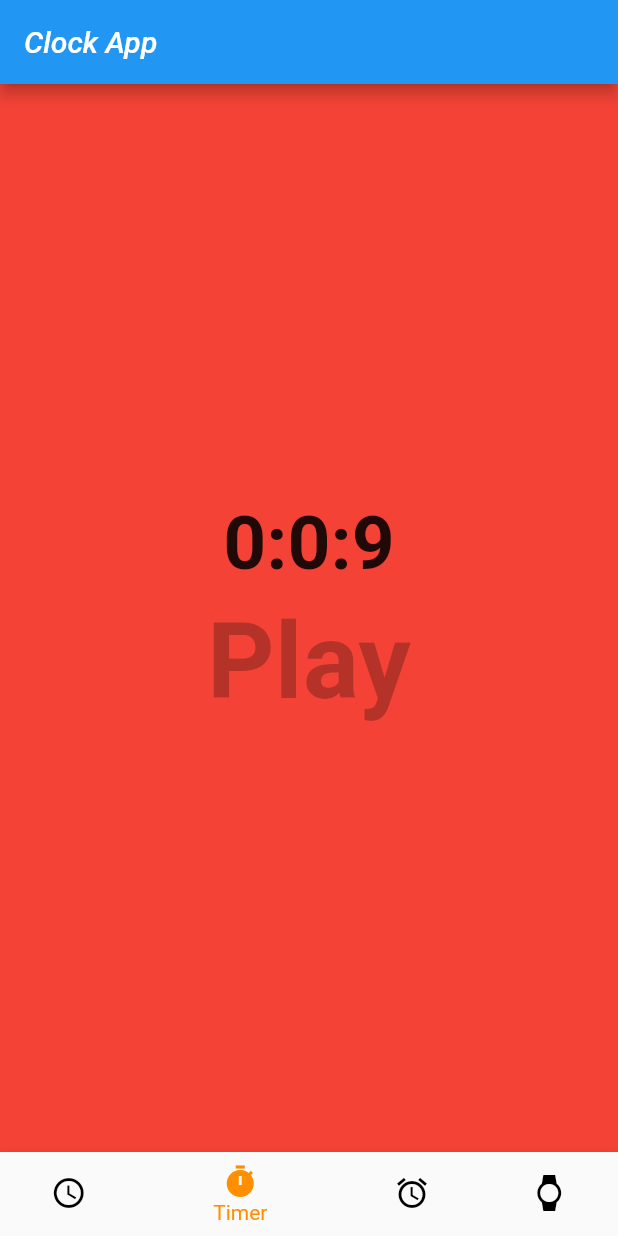
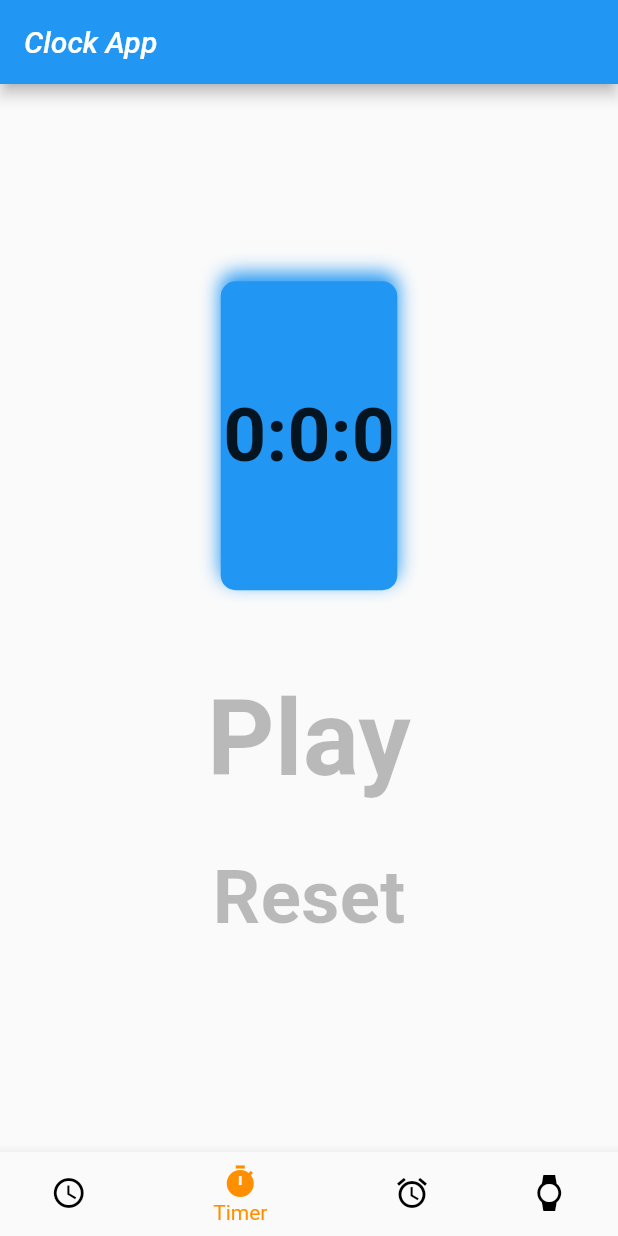
Before and after one commit to satyavaishnavi5/ClockApp, a Flutter app: the screen it shows after launch, item 2 of the bottom bar chosen, after a tap on "Pause", on a phone screen of 412 x 824 dp. Run offline on Flutter 3.47's test engine with Material 2 defaults, Android fonts, the phone set to English and light mode, and no system bars; our stand-ins replace audioplayers, get.

Commit message:
UI changes

```diff
--- a/lib/clockController.dart
+++ b/lib/clockController.dart
@@ -13,25 +13,48 @@ class ClockController extends GetxController {
   var currentmin = 0.obs;
   var currenthour = 0.obs;
   static const tone = 'assets/audio/sec.mpeg';
+  //Intial states of text buttons
 bool pausetimer = false;
-  timerIncrement() async{
+bool playtimer = false;
+bool reset = false;
+timerIncrement() async{
     // int result = await audioPlayer.play(tone, isLocal: true);
     systemsec.value = DateTime.now().second;
     systemmin.value = DateTime.now().minute;
     systemhour.value = DateTime.now().hour;
+    if(reset == true){
+      playtimer = false;
+      currentsec.value = 0;
+      currentmin.value = 0;
+      currenthour.value = 0;
+
+    }
+
+    // Functionality of Play and Pause button.(When clicked on Pause, timer stops)
    if(pausetimer == false)
+     // when min reaches 59, hour is updated as 1 for next second.
     if (currentsec == 60 && currentmin == 59) {
       // this will execute when min will reach 60.
       currenthour.value += 1;
       currentsec.value = 0;
       currentmin.value = 0;
-    } else {
+    }
+   // this ' else' is for min and sec
+     else {
+      //when sec reach 60, min is updated as 1.
       if (currentsec == 60) {
         currentsec.value = 0;
         currentmin.value += 1;
-      } else {
-        // int result = await audioPlayer.play(tone, isLocal: true);
-        currentsec.value += 1;
+      }
+      // this ' else' is for sec only.
+      else {
+              // int result = await audioPlayer.play(tone, isLocal: true);
+              // currentsec.value += 1;
+        // Initial timer to be 0
+        if(playtimer == true)
+          {
+            currentsec.value += 1;
+          }
       }
     }
   }
--- a/lib/clock_main.dart
+++ b/lib/clock_main.dart
@@ -15,9 +15,20 @@ class _ClockMainState extends State<ClockMain> {
   @override
   Widget build(BuildContext context) {
     return Scaffold(
-      body: Obx(() => Container(
-            color: clock.currentsec.isEven ? Colors.blueGrey : Colors.black54,
-            width: MediaQuery.of(context).size.width,
+      body: Obx(() => Center(
+        child: Container(
+              // color: clock.currentsec.isEven ? Colors.blueGrey : Colors.black54,
+          decoration: BoxDecoration(
+              borderRadius: BorderRadius.all(Radius.circular(10)), //here
+              color: Theme.of(context).primaryColor,
+              boxShadow: [
+                BoxShadow(
+                    color: Theme.of(context).primaryColor,
+                    offset: Offset(0, -5),
+                    blurRadius: 10.0)
+              ]),
+              width: MediaQuery.of(context).size.width/3,
+              height: MediaQuery.of(context).size.height/4,
               child: Column(
                 mainAxisAlignment: MainAxisAlignment.center,
                 crossAxisAlignment: CrossAxisAlignment.center,
@@ -29,6 +40,7 @@ class _ClockMainState extends State<ClockMain> {
                   ),
                 ],
               ),
+            ),
       )),
     );
   }
--- a/lib/timer.dart
+++ b/lib/timer.dart
@@ -15,30 +15,62 @@ class _TimerState extends State<Timer> {
   Widget build(BuildContext context) {
     return Scaffold(
       body: Obx(() => Container(
-        color: clock.currentsec.isEven ? Colors.green : Colors.red,
+            // color: clock.currentsec.isEven ? Colors.green : Colors.red,
             width: MediaQuery.of(context).size.width,
             child: Column(
               mainAxisAlignment: MainAxisAlignment.center,
               crossAxisAlignment: CrossAxisAlignment.center,
               children: [
-
                 // Text(
                 //   '${clock.systemhour}:${clock.systemmin}:${clock.systemsec}',
                 //   style: TextStyle(fontWeight: FontWeight.bold, fontSize: 50),
                 // ),
-            Text(
+                Container(
+                  width: MediaQuery.of(context).size.width/3.5,
+                  height: MediaQuery.of(context).size.height/4,
+                  decoration: BoxDecoration(
+                      borderRadius: BorderRadius.all(Radius.circular(10)), //here
+                      color: Theme.of(context).primaryColor,
+                      boxShadow: [
+                        BoxShadow(
+                            color: Theme.of(context).primaryColor,
+                            offset: Offset(0, -5),
+                            blurRadius: 10.0)
+                      ]),
+                  child: Center(
+                    child: Text(
                       '${clock.currenthour}:${clock.currentmin}:${clock.currentsec}',
                       style: TextStyle(fontWeight: FontWeight.bold, fontSize: 50),
                     ),
+                  ),
+                ),
+                SizedBox(height: 50),
                 TextButton(
                     onPressed: () {
                       clock.pausetimer = !clock.pausetimer;
+                      clock.playtimer = true;
+                      clock.reset = false;
                       setState(() {});
                     },
                     child: Text(
                       clock.pausetimer == true ? 'Play' : 'Pause',
-                  style:
-                  TextStyle(fontWeight: FontWeight.bold, fontSize: 70,color: Colors.black26),
+                      style: TextStyle(
+                          fontWeight: FontWeight.bold,
+                          fontSize: 70,
+                          color: Colors.black26),
+                    )),
+                SizedBox(height:20),
+                TextButton(
+                    onPressed: () {
+                      clock.reset = true;
+                      setState(() {});
+                    },
+                    child: Text(
+                      'Reset',
+                      style: TextStyle(
+                          fontWeight: FontWeight.bold,
+                          fontSize:50,
+                          color: Colors.black26),
                     ))
               ],
             ),
```
Lines whose indentation alone changed are shown as unchanged.
